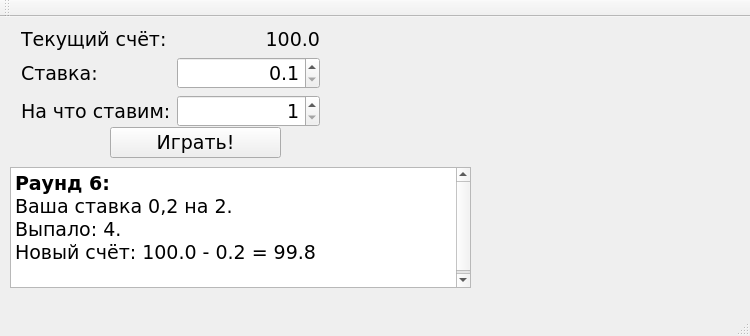
Before: the Qt Designer form lesson_07/HomeWork_RussianRoulette/mainwindow.ui in teammail/cpp, drawn with Qt 5.
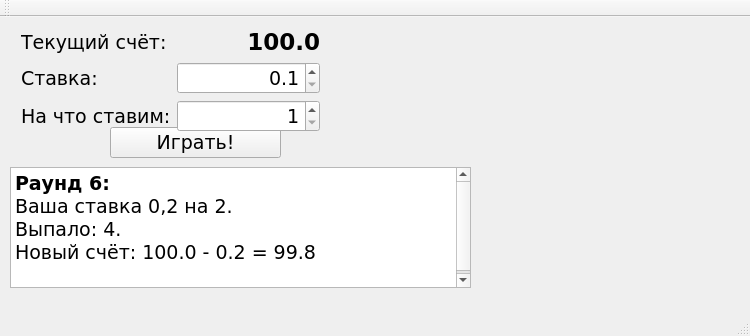
After: the same form once the commit is applied.

What changed in the file:
```diff
--- a/lesson_07/HomeWork_RussianRoulette/mainwindow.ui
+++ b/lesson_07/HomeWork_RussianRoulette/mainwindow.ui
@@ -137,6 +137,13 @@
      </item>
      <item row="0" column="1">
       <widget class="QLabel" name="balanceLabel">
+       <property name="font">
+        <font>
+         <pointsize>17</pointsize>
+         <weight>75</weight>
+         <bold>true</bold>
+        </font>
+       </property>
        <property name="text">
         <string>100.0</string>
        </property>
```
